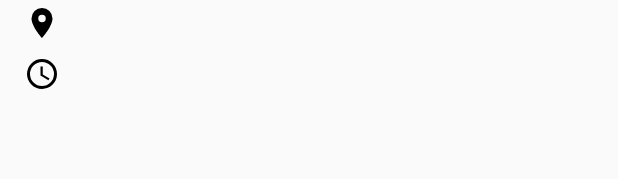
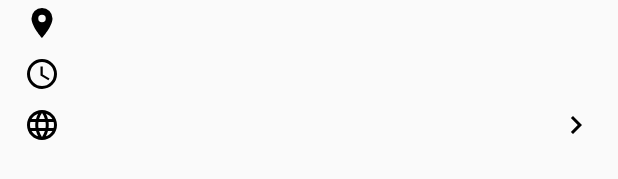
Before and after one commit to Yannshu/London-Food-Markets, an Android app: the layout activity_food_market.xml on its own in the app's theme, with its tools: preview values and no code run, on a phone screen of 412 x 824 dp. Shown: the part 523-702 px from the top of the screen. Run offline under Robolectric (Android 15) with nearby library versions, the phone set to English and light mode, and no system bars.

Commit message:
Display website.

```diff
--- a/app/src/main/java/com/yannshu/londonfoodmarkets/contracts/FoodMarketActivityContract.kt
+++ b/app/src/main/java/com/yannshu/londonfoodmarkets/contracts/FoodMarketActivityContract.kt
@@ -10,5 +10,7 @@
         fun displayOpeningHours(openingHours: String)
         fun getFormattedOpeningHours(openingHour: String, closingHour: String): String
         fun getClosed(): String
+        fun displayWebsite(url: String)
+        fun hideWebsite()
     }
 }
--- a/app/src/main/java/com/yannshu/londonfoodmarkets/presenters/FoodMarketActivityPresenter.kt
+++ b/app/src/main/java/com/yannshu/londonfoodmarkets/presenters/FoodMarketActivityPresenter.kt
@@ -14,6 +14,7 @@
         displayPhoto()
         displayAddress()
         displayOpeningHours()
+        displayWebsite()
     }
 
     private fun displayDescription() {
@@ -65,4 +66,13 @@
             }
         }
     }
+
+    private fun displayWebsite() {
+        val website = market.website
+        if (website != null) {
+            mvpView?.displayWebsite(website)
+        } else {
+            mvpView?.hideWebsite()
+        }
+    }
 }
--- a/app/src/main/java/com/yannshu/londonfoodmarkets/ui/FoodMarketActivity.kt
+++ b/app/src/main/java/com/yannshu/londonfoodmarkets/ui/FoodMarketActivity.kt
@@ -5,6 +5,7 @@
 import android.os.Bundle
 import android.support.v4.app.NavUtils
 import android.view.MenuItem
+import android.view.View
 import com.yannshu.londonfoodmarkets.R
 import com.yannshu.londonfoodmarkets.config.GlideApp
 import com.yannshu.londonfoodmarkets.contracts.FoodMarketActivityContract
@@ -104,4 +105,13 @@
     override fun getClosed(): String {
         return getString(R.string.opening_hours_closed)
     }
+
+    override fun displayWebsite(url: String) {
+        websiteLayout.visibility = View.VISIBLE
+        websiteTextView.text = url
+    }
+
+    override fun hideWebsite() {
+        websiteLayout.visibility = View.GONE
+    }
 }
--- /dev/null
+++ b/app/src/main/res/drawable/ic_chevron_right.xml
@@ -0,0 +1,9 @@
+<vector xmlns:android="http://schemas.android.com/apk/res/android"
+        android:width="24dp"
+        android:height="24dp"
+        android:viewportWidth="24.0"
+        android:viewportHeight="24.0">
+    <path
+        android:pathData="M10,6L8.59,7.41 13.17,12l-4.58,4.59L10,18l6,-6z"
+        android:fillColor="#000000"/>
+</vector>
--- /dev/null
+++ b/app/src/main/res/drawable/ic_internet.xml
@@ -0,0 +1,9 @@
+<vector xmlns:android="http://schemas.android.com/apk/res/android"
+        android:width="24dp"
+        android:height="24dp"
+        android:viewportWidth="24.0"
+        android:viewportHeight="24.0">
+    <path
+        android:pathData="M11.99,2C6.47,2 2,6.48 2,12s4.47,10 9.99,10C17.52,22 22,17.52 22,12S17.52,2 11.99,2zM18.92,8h-2.95c-0.32,-1.25 -0.78,-2.45 -1.38,-3.56 1.84,0.63 3.37,1.91 4.33,3.56zM12,4.04c0.83,1.2 1.48,2.53 1.91,3.96h-3.82c0.43,-1.43 1.08,-2.76 1.91,-3.96zM4.26,14C4.1,13.36 4,12.69 4,12s0.1,-1.36 0.26,-2h3.38c-0.08,0.66 -0.14,1.32 -0.14,2 0,0.68 0.06,1.34 0.14,2L4.26,14zM5.08,16h2.95c0.32,1.25 0.78,2.45 1.38,3.56 -1.84,-0.63 -3.37,-1.9 -4.33,-3.56zM8.03,8L5.08,8c0.96,-1.66 2.49,-2.93 4.33,-3.56C8.81,5.55 8.35,6.75 8.03,8zM12,19.96c-0.83,-1.2 -1.48,-2.53 -1.91,-3.96h3.82c-0.43,1.43 -1.08,2.76 -1.91,3.96zM14.34,14L9.66,14c-0.09,-0.66 -0.16,-1.32 -0.16,-2 0,-0.68 0.07,-1.35 0.16,-2h4.68c0.09,0.65 0.16,1.32 0.16,2 0,0.68 -0.07,1.34 -0.16,2zM14.59,19.56c0.6,-1.11 1.06,-2.31 1.38,-3.56h2.95c-0.96,1.65 -2.49,2.93 -4.33,3.56zM16.36,14c0.08,-0.66 0.14,-1.32 0.14,-2 0,-0.68 -0.06,-1.34 -0.14,-2h3.38c0.16,0.64 0.26,1.31 0.26,2s-0.1,1.36 -0.26,2h-3.38z"
+        android:fillColor="#000000"/>
+</vector>
--- a/app/src/main/res/layout/activity_food_market.xml
+++ b/app/src/main/res/layout/activity_food_market.xml
@@ -59,8 +59,8 @@
                 style="@style/Content.Italic"
                 android:layout_width="match_parent"
                 android:layout_height="wrap_content"
+                android:layout_marginBottom="@dimen/food_market_description_spacing"
                 android:layout_marginTop="@dimen/food_market_content_spacing"
-                android:layout_marginBottom="@dimen/food_market_description_spacing"
                 android:gravity="center_horizontal" />
 
             <TextView
@@ -83,6 +83,38 @@
                 android:drawablePadding="@dimen/food_market_content_drawable_padding"
                 android:drawableStart="@drawable/ic_clock" />
 
+            <RelativeLayout
+                android:id="@+id/websiteLayout"
+                android:layout_width="match_parent"
+                android:layout_height="wrap_content"
+                android:background="?attr/selectableItemBackground"
+                android:gravity="center_vertical">
+
+                <TextView
+                    android:id="@+id/websiteTextView"
+                    style="@style/Content"
+                    android:layout_width="wrap_content"
+                    android:layout_height="wrap_content"
+                    android:layout_alignParentLeft="true"
+                    android:layout_alignParentStart="true"
+                    android:layout_marginBottom="@dimen/food_market_content_spacing"
+                    android:layout_marginEnd="@dimen/food_market_content_spacing"
+                    android:layout_marginRight="@dimen/food_market_content_spacing"
+                    android:layout_toLeftOf="@+id/websiteChevronRightImageView"
+                    android:layout_toStartOf="@+id/websiteChevronRightImageView"
+                    android:drawableLeft="@drawable/ic_internet"
+                    android:drawablePadding="@dimen/food_market_content_drawable_padding"
+                    android:drawableStart="@drawable/ic_internet" />
+
+                <ImageView
+                    android:id="@+id/websiteChevronRightImageView"
+                    android:layout_width="wrap_content"
+                    android:layout_height="wrap_content"
+                    android:layout_alignParentEnd="true"
+                    android:layout_alignParentRight="true"
+                    android:src="@drawable/ic_chevron_right" />
+
+            </RelativeLayout>
 
         </LinearLayout>
 
```
